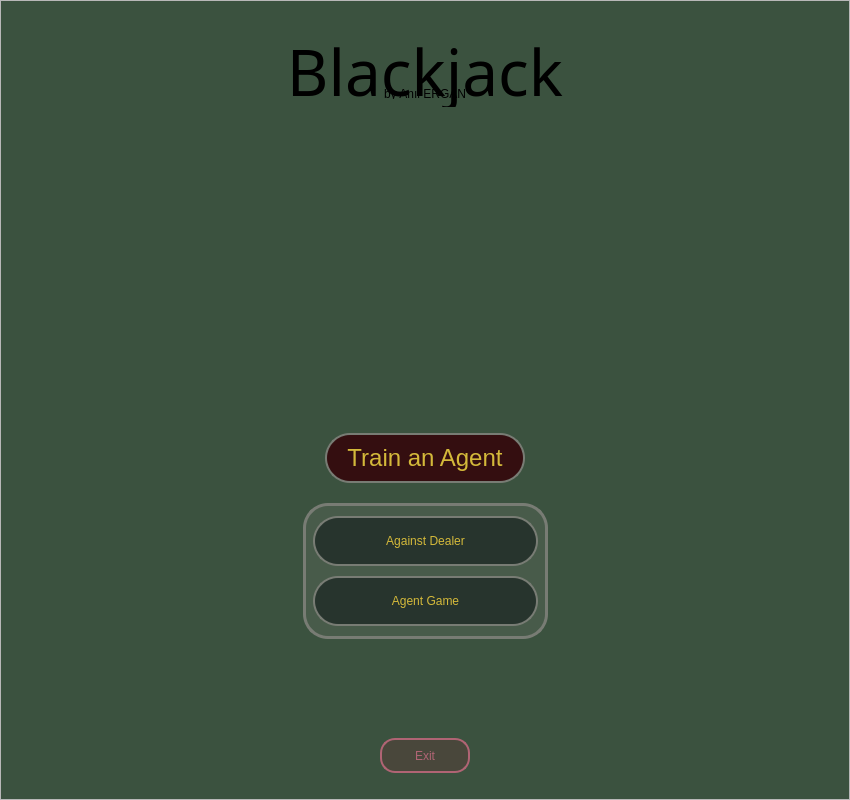
The window that qt.ui (anilergan/Blackjack) describes before a commit, drawn with Qt 5.
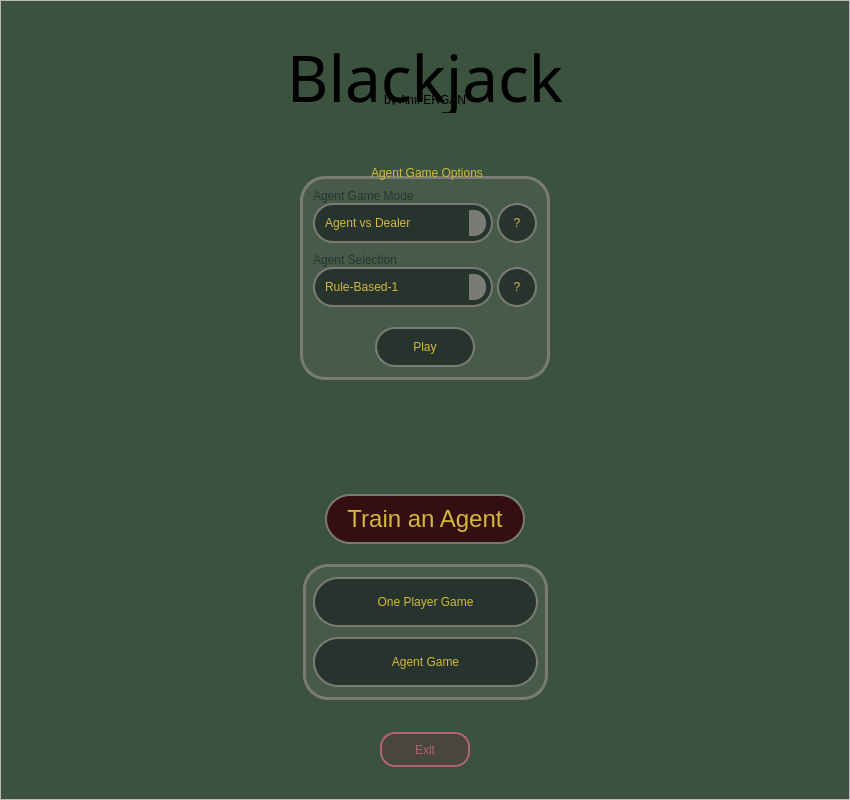
The same window after the commit. The open tabs and pages were chosen to show the change. Icons and pictures are not drawn.

Commit message: Transforming the OnePlayerGame into a subclass was failed. No need it anymore.

Diff of the .ui file:
```diff
--- a/qt.ui
+++ b/qt.ui
@@ -121,7 +121,6 @@
 border-radius: 25px;
 color: rgba(212,185,58,255);
 background-color: rgba(39,52,45,255);
-
 }
 
 
@@ -145,13 +144,9 @@
 }
 
 #frame_play_buttons{
-border: 3px solid rgb(120,124,116);;
-border-radius: 25px;
-}
-
-#frame_play_buttons{
 border-radius: 25px;
 background-color: rgba(120,124,116, 55);
+border: 3px solid rgb(120,124,116);
 }</string>
        </property>
        <layout class="QVBoxLayout" name="verticalLayout_2">
@@ -267,19 +262,48 @@
           </widget>
          </widget>
         </item>
-        <item alignment="Qt::AlignmentFlag::AlignHCenter">
-         <widget class="QLabel" name="game_image">
+        <item>
+         <widget class="QStackedWidget" name="stackedwidget_options">
           <property name="minimumSize">
            <size>
-            <width>250</width>
-            <height>250</height>
+            <width>0</width>
+            <height>300</height>
            </size>
           </property>
-          <property name="maximumSize">
-           <size>
-            <width>250</width>
-            <height>250</height>
-           </size>
+          <property name="styleSheet">
+           <string notr="true">#page_1_blackjack  {
+background-color:transparent;
+}
+
+#page_2_agent_game_options {
+background-color: transparent;
+}
+
+
+
+#page_3_train_agent_options {
+background-color: transparent;
+
+}
+
+QFrame * {
+border: None;
+}
+
+
+QPushButton::hover {
+border: 2px solid rgba(212,185,58,255);
+background-color: rgba(212,185,58,25);
+}
+
+QPushButton{
+font: 18pt &quot;Arial&quot;;
+border: 2px solid  rgb(120,124,116);
+border-radius: 20px;
+color: rgba(212,185,58,255);
+background-color: rgba(39,52,45,255);
+}
+</string>
           </property>
           <property name="font">
            <font>
@@ -289,18 +313,414 @@
             <bold>false</bold>
            </font>
           </property>
-          <property name="text">
-           <string/>
-          </property>
-          <property name="pixmap">
-           <pixmap>:/icons/blackjack.png</pixmap>
-          </property>
-          <property name="scaledContents">
-           <bool>true</bool>
-          </property>
-          <property name="alignment">
-           <set>Qt::AlignmentFlag::AlignHCenter|Qt::AlignmentFlag::AlignTop</set>
-          </property>
+          <widget class="QWidget" name="page_1_blackjack">
+           <layout class="QVBoxLayout" name="verticalLayout_15">
+            <item alignment="Qt::AlignmentFlag::AlignHCenter">
+             <widget class="QLabel" name="game_image">
+              <property name="minimumSize">
+               <size>
+                <width>250</width>
+                <height>250</height>
+               </size>
+              </property>
+              <property name="maximumSize">
+               <size>
+                <width>250</width>
+                <height>250</height>
+               </size>
+              </property>
+              <property name="font">
+               <font>
+                <family>Arial</family>
+                <pointsize>16</pointsize>
+                <italic>false</italic>
+                <bold>false</bold>
+               </font>
+              </property>
+              <property name="text">
+               <string/>
+              </property>
+              <property name="pixmap">
+               <pixmap>:/icons/blackjack.png</pixmap>
+              </property>
+              <property name="scaledContents">
+               <bool>true</bool>
+              </property>
+              <property name="alignment">
+               <set>Qt::AlignmentFlag::AlignHCenter|Qt::AlignmentFlag::AlignTop</set>
+              </property>
+             </widget>
+            </item>
+           </layout>
+          </widget>
+          <widget class="QWidget" name="page_2_agent_game_options">
+           <property name="styleSheet">
+            <string notr="true">QLabel {
+    font: 24pt &quot;Forte&quot;; /* İstediğiniz font ve punto */
+    color: rgba(212,185,58,255); /* Metin rengi */
+color: rgb(39,52,45);
+
+}
+
+
+/* QComboBox Genel Stili */
+QComboBox {
+    font: 16pt &quot;Arial&quot;; /* İstediğiniz font ve punto */
+    color: rgba(212,185,58,255);; /* Metin rengi */
+    background-color: rgba(39,52,45,255); /* Arka plan rengi */
+    border: 2px solid rgb(120,124,116); /* Kenarlık */
+    border-radius:20px; /* Tam yuvarlak köşeler */
+    padding: 5px 10px; /* İç boşluk */
+    min-width: 150px; /* Minimum genişlik */
+}
+
+/* QComboBox Hover Durumu */
+QComboBox:hover {
+    background-color: rgba(120,124,116,50); /* Hafif arka plan değişikliği */
+}
+
+/* QComboBox Açılır Menü (Drop-down) Butonu */
+QComboBox::drop-down {
+    subcontrol-origin: padding;
+    subcontrol-position: top right;
+	margin: 5 5 5 0;
+    width: 15px;
+    border-left: 2px solid rgb(120,124,116);
+    background-color: rgb(120,124,116); /* Ana arka plan rengi */
+    border-bottom-right-radius: 12px;; /* Tam yuvarlak köşeler */
+	border-top-right-radius: 12px;
+}
+
+
+
+</string>
+           </property>
+           <layout class="QHBoxLayout" name="horizontalLayout_5">
+            <item>
+             <widget class="QGroupBox" name="groupBox_agent_game_options">
+              <property name="sizePolicy">
+               <sizepolicy hsizetype="Preferred" vsizetype="Fixed">
+                <horstretch>0</horstretch>
+                <verstretch>0</verstretch>
+               </sizepolicy>
+              </property>
+              <property name="minimumSize">
+               <size>
+                <width>250</width>
+                <height>0</height>
+               </size>
+              </property>
+              <property name="maximumSize">
+               <size>
+                <width>250</width>
+                <height>16777215</height>
+               </size>
+              </property>
+              <property name="styleSheet">
+               <string notr="true">#frame_agent_game_options{
+
+}
+
+QGroupBox {
+	font: 700 27pt &quot;Forte&quot;;
+	color:  rgba(212,185,58,255);
+    margin-top: 0.9em;
+	border-radius: 25px;
+	background-color: rgba(120,124,116, 55);
+	border: 3px solid rgb(120,124,116);
+}
+
+QGroupBox::title {
+    subcontrol-origin: margin;
+    subcontrol-position: top center; /* Başlığı ortalamak için */
+    background-color: transparent;
+}
+
+</string>
+              </property>
+              <property name="title">
+               <string>Agent Game Options</string>
+              </property>
+              <layout class="QVBoxLayout" name="verticalLayout_23">
+               <property name="spacing">
+                <number>0</number>
+               </property>
+               <property name="leftMargin">
+                <number>10</number>
+               </property>
+               <property name="topMargin">
+                <number>10</number>
+               </property>
+               <property name="rightMargin">
+                <number>10</number>
+               </property>
+               <property name="bottomMargin">
+                <number>10</number>
+               </property>
+               <item>
+                <widget class="QLabel" name="label_agent_game_mode_text">
+                 <property name="text">
+                  <string>Agent Game Mode</string>
+                 </property>
+                </widget>
+               </item>
+               <item>
+                <widget class="QFrame" name="frame_agent_game_mode">
+                 <property name="frameShape">
+                  <enum>QFrame::Shape::StyledPanel</enum>
+                 </property>
+                 <property name="frameShadow">
+                  <enum>QFrame::Shadow::Raised</enum>
+                 </property>
+                 <layout class="QHBoxLayout" name="horizontalLayout_47">
+                  <property name="spacing">
+                   <number>0</number>
+                  </property>
+                  <property name="leftMargin">
+                   <number>0</number>
+                  </property>
+                  <property name="topMargin">
+                   <number>0</number>
+                  </property>
+                  <property name="rightMargin">
+                   <number>0</number>
+                  </property>
+                  <property name="bottomMargin">
+                   <number>0</number>
+                  </property>
+                  <item alignment="Qt::AlignmentFlag::AlignLeft">
+                   <widget class="QComboBox" name="combobox_agent_game_mode">
+                    <property name="minimumSize">
+                     <size>
+                      <width>174</width>
+                      <height>40</height>
+                     </size>
+                    </property>
+                    <property name="maximumSize">
+                     <size>
+                      <width>180</width>
+                      <height>40</height>
+                     </size>
+                    </property>
+                    <property name="cursor">
+                     <cursorShape>PointingHandCursor</cursorShape>
+                    </property>
+                    <property name="styleSheet">
+                     <string notr="true"/>
+                    </property>
+                    <property name="currentText">
+                     <string>Agent vs Dealer</string>
+                    </property>
+                    <property name="currentIndex">
+                     <number>0</number>
+                    </property>
+                    <item>
+                     <property name="text">
+                      <string>Agent vs Dealer</string>
+                     </property>
+                    </item>
+                    <item>
+                     <property name="text">
+                      <string>Agent/Player vs Dealer</string>
+                     </property>
+                    </item>
+                   </widget>
+                  </item>
+                  <item>
+                   <widget class="QPushButton" name="button_agent_game_mode_info">
+                    <property name="minimumSize">
+                     <size>
+                      <width>40</width>
+                      <height>40</height>
+                     </size>
+                    </property>
+                    <property name="maximumSize">
+                     <size>
+                      <width>40</width>
+                      <height>40</height>
+                     </size>
+                    </property>
+                    <property name="cursor">
+                     <cursorShape>PointingHandCursor</cursorShape>
+                    </property>
+                    <property name="layoutDirection">
+                     <enum>Qt::LayoutDirection::LeftToRight</enum>
+                    </property>
+                    <property name="styleSheet">
+                     <string notr="true"/>
+                    </property>
+                    <property name="text">
+                     <string>?</string>
+                    </property>
+                   </widget>
+                  </item>
+                 </layout>
+                </widget>
+               </item>
+               <item>
+                <spacer name="verticalSpacer_2">
+                 <property name="orientation">
+                  <enum>Qt::Orientation::Vertical</enum>
+                 </property>
+                 <property name="sizeHint" stdset="0">
+                  <size>
+                   <width>20</width>
+                   <height>10</height>
+                  </size>
+                 </property>
+                </spacer>
+               </item>
+               <item>
+                <widget class="QLabel" name="label_agent_selection_text">
+                 <property name="text">
+                  <string>Agent Selection</string>
+                 </property>
+                </widget>
+               </item>
+               <item>
+                <widget class="QFrame" name="frame_agent_selection">
+                 <property name="sizePolicy">
+                  <sizepolicy hsizetype="Preferred" vsizetype="MinimumExpanding">
+                   <horstretch>0</horstretch>
+                   <verstretch>0</verstretch>
+                  </sizepolicy>
+                 </property>
+                 <property name="minimumSize">
+                  <size>
+                   <width>0</width>
+                   <height>40</height>
+                  </size>
+                 </property>
+                 <property name="frameShape">
+                  <enum>QFrame::Shape::StyledPanel</enum>
+                 </property>
+                 <property name="frameShadow">
+                  <enum>QFrame::Shadow::Raised</enum>
+                 </property>
+                 <layout class="QHBoxLayout" name="horizontalLayout_38">
+                  <property name="spacing">
+                   <number>0</number>
+                  </property>
+                  <property name="leftMargin">
+                   <number>0</number>
+                  </property>
+                  <property name="topMargin">
+                   <number>0</number>
+                  </property>
+                  <property name="rightMargin">
+                   <number>0</number>
+                  </property>
+                  <property name="bottomMargin">
+                   <number>0</number>
+                  </property>
+                  <item alignment="Qt::AlignmentFlag::AlignLeft">
+                   <widget class="QComboBox" name="combobox_agent_selection">
+                    <property name="minimumSize">
+                     <size>
+                      <width>174</width>
+                      <height>40</height>
+                     </size>
+                    </property>
+                    <property name="maximumSize">
+                     <size>
+                      <width>180</width>
+                      <height>40</height>
+                     </size>
+                    </property>
+                    <property name="cursor">
+                     <cursorShape>PointingHandCursor</cursorShape>
+                    </property>
+                    <property name="currentText">
+                     <string>Rule-Based-1</string>
+                    </property>
+                    <property name="currentIndex">
+                     <number>0</number>
+                    </property>
+                    <item>
+                     <property name="text">
+                      <string>Rule-Based-1</string>
+                     </property>
+                    </item>
+                   </widget>
+                  </item>
+                  <item>
+                   <widget class="QPushButton" name="button_agent_selection_info">
+                    <property name="minimumSize">
+                     <size>
+                      <width>40</width>
+                      <height>40</height>
+                     </size>
+                    </property>
+                    <property name="maximumSize">
+                     <size>
+                      <width>40</width>
+                      <height>40</height>
+                     </size>
+                    </property>
+                    <property name="cursor">
+                     <cursorShape>PointingHandCursor</cursorShape>
+                    </property>
+                    <property name="layoutDirection">
+                     <enum>Qt::LayoutDirection::LeftToRight</enum>
+                    </property>
+                    <property name="styleSheet">
+                     <string notr="true"/>
+                    </property>
+                    <property name="text">
+                     <string>?</string>
+                    </property>
+                   </widget>
+                  </item>
+                 </layout>
+                </widget>
+               </item>
+               <item>
+                <spacer name="verticalSpacer_5">
+                 <property name="orientation">
+                  <enum>Qt::Orientation::Vertical</enum>
+                 </property>
+                 <property name="sizeHint" stdset="0">
+                  <size>
+                   <width>20</width>
+                   <height>20</height>
+                  </size>
+                 </property>
+                </spacer>
+               </item>
+               <item alignment="Qt::AlignmentFlag::AlignHCenter">
+                <widget class="QPushButton" name="button_agent_game_options_play">
+                 <property name="minimumSize">
+                  <size>
+                   <width>100</width>
+                   <height>40</height>
+                  </size>
+                 </property>
+                 <property name="maximumSize">
+                  <size>
+                   <width>100</width>
+                   <height>40</height>
+                  </size>
+                 </property>
+                 <property name="cursor">
+                  <cursorShape>PointingHandCursor</cursorShape>
+                 </property>
+                 <property name="layoutDirection">
+                  <enum>Qt::LayoutDirection::LeftToRight</enum>
+                 </property>
+                 <property name="styleSheet">
+                  <string notr="true"/>
+                 </property>
+                 <property name="text">
+                  <string>Play</string>
+                 </property>
+                </widget>
+               </item>
+              </layout>
+             </widget>
+            </item>
+           </layout>
+          </widget>
+          <widget class="QWidget" name="page_3_train_agent_options"/>
          </widget>
         </item>
         <item>
@@ -321,7 +741,7 @@
           <property name="minimumSize">
            <size>
             <width>0</width>
-            <height>400</height>
+            <height>0</height>
            </size>
           </property>
           <property name="styleSheet">
@@ -448,7 +868,7 @@
                  <string notr="true"/>
                 </property>
                 <property name="text">
-                 <string>Against Dealer</string>
+                 <string>One Player Game</string>
                 </property>
                </widget>
               </item>
```
Left out of the diff: 13 changed lines with no effect on the pictures. The commit also changes 4 other files.
